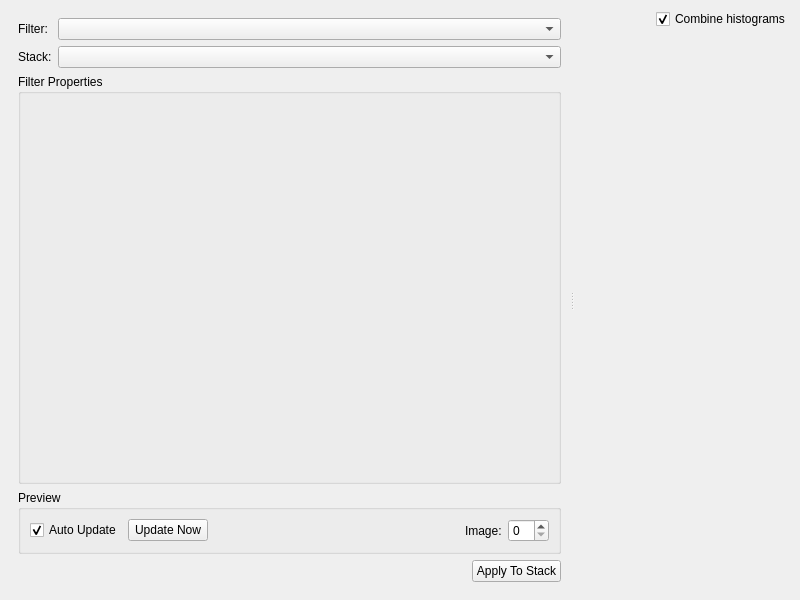
First picture: the form in mantidimaging/gui/ui/filters_window.ui, repository mantidproject/mantidimaging, before the edit.
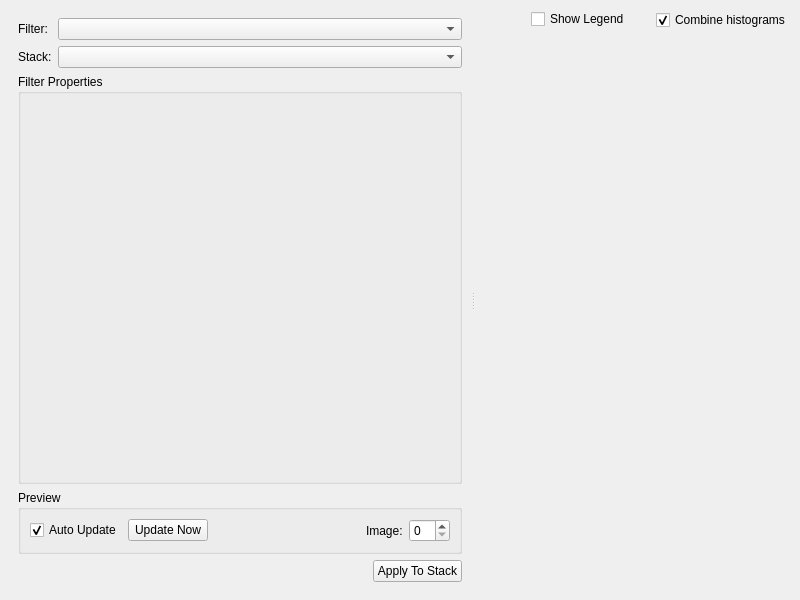
Second picture: the form after the edit. Custom widgets are drawn as their Qt base class.

Commit message: Optional legend for combined histogram

Patch:
```diff
--- a/mantidimaging/gui/ui/filters_window.ui
+++ b/mantidimaging/gui/ui/filters_window.ui
@@ -167,6 +167,22 @@
           <property name="sizeConstraint">
            <enum>QLayout::SetDefaultConstraint</enum>
           </property>
+          <item alignment="Qt::AlignRight|Qt::AlignTop">
+           <widget class="QCheckBox" name="showHistogramLegend">
+            <property name="sizePolicy">
+             <sizepolicy hsizetype="Minimum" vsizetype="Minimum">
+              <horstretch>0</horstretch>
+              <verstretch>0</verstretch>
+             </sizepolicy>
+            </property>
+            <property name="text">
+             <string>Show Legend</string>
+            </property>
+            <property name="checked">
+             <bool>false</bool>
+            </property>
+           </widget>
+          </item>
           <item alignment="Qt::AlignRight|Qt::AlignTop">
            <widget class="QCheckBox" name="combinedHistograms">
             <property name="sizePolicy">
@@ -175,6 +191,12 @@
               <verstretch>0</verstretch>
              </sizepolicy>
             </property>
+            <property name="minimumSize">
+             <size>
+              <width>0</width>
+              <height>22</height>
+             </size>
+            </property>
             <property name="text">
              <string>Combine histograms</string>
             </property>
```
The commit also changes 2 other files.
